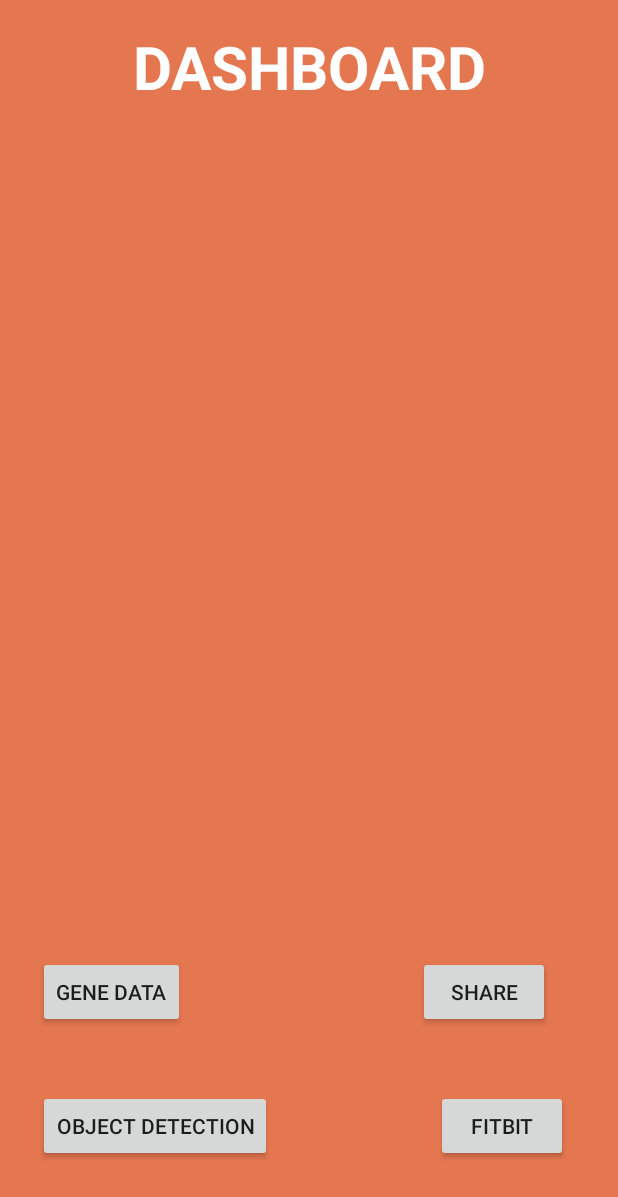
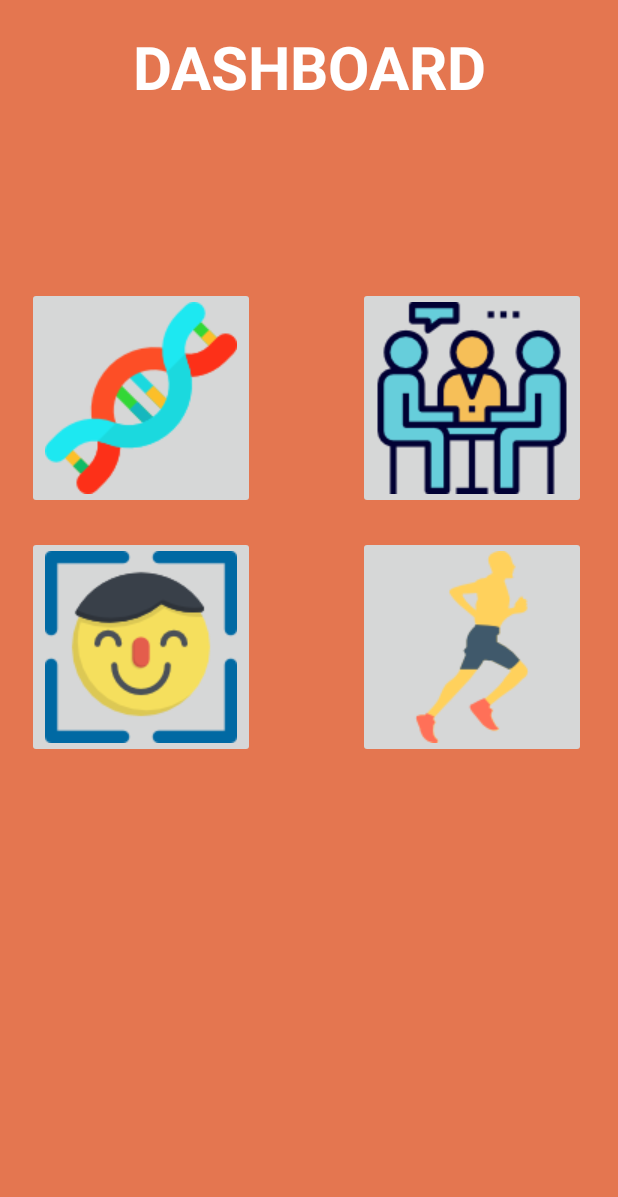
Before and after one commit to josephv7/Knights_Mits_Hackathon, an Android app: the layout activity_home.xml on its own in the app's theme, with its tools: preview values and no code run, on a phone screen of 412 x 824 dp. Shown: the top 1197 px of the screen. Run offline under Robolectric (Android 15) with nearby library versions, the phone set to English and light mode, and no system bars.

Commit message:
Image button

```diff
--- a/Vita/app/src/main/res/layout/activity_home.xml
+++ b/Vita/app/src/main/res/layout/activity_home.xml
@@ -17,46 +17,50 @@
         android:text="DASHBOARD"
         android:textColor="#fff"
         android:textSize="40dp"
-        android:textStyle="bold" />
+        android:textStyle="bold"
+        android:id="@+id/textView4" />
 
 
-    <Button
+    <ImageButton
         android:id="@+id/geneData"
         android:layout_width="wrap_content"
         android:layout_height="wrap_content"
-        android:layout_above="@+id/fit"
-        android:layout_alignStart="@+id/object"
-        android:layout_marginBottom="41dp"
+        android:layout_alignParentStart="true"
+        android:layout_below="@+id/textView4"
+        android:layout_marginStart="18dp"
+        android:layout_marginTop="120dp"
+        android:src="@drawable/dna"
         android:text="GENE DATA"
         tools:text="GENE DATA" />
 
-    <Button
+    <ImageButton
         android:id="@+id/share"
         android:layout_width="wrap_content"
         android:layout_height="wrap_content"
-        android:layout_alignBottom="@+id/geneData"
         android:layout_alignParentEnd="true"
-        android:layout_marginEnd="45dp"
+        android:layout_alignTop="@+id/geneData"
+        android:layout_marginEnd="21dp"
+        android:src="@drawable/meeting"
         android:text="SHARE"
         tools:text="SHARE" />
 
-    <Button
+    <ImageButton
         android:id="@+id/object"
         android:layout_width="wrap_content"
         android:layout_height="wrap_content"
-        android:layout_alignParentBottom="true"
-        android:layout_alignParentStart="true"
-        android:layout_marginBottom="49dp"
-        android:layout_marginStart="25dp"
+        android:layout_alignStart="@+id/geneData"
+        android:layout_below="@+id/geneData"
+        android:layout_marginTop="18dp"
+        android:src="@drawable/face"
         android:text="OBJECT DETECTION" />
 
-    <Button
+    <ImageButton
         android:id="@+id/fit"
         android:layout_width="wrap_content"
         android:layout_height="wrap_content"
-        android:layout_alignBottom="@+id/object"
         android:layout_alignStart="@+id/share"
-        android:layout_marginStart="12dp"
-        android:text="FITBIT"
+        android:layout_alignTop="@+id/object"
+        android:src="@drawable/runner"
+        android:text="FITNESS"
         tools:text="FITBIT" />
 </RelativeLayout>
```
Also changed, not shown: Vita/app/src/main/res/drawable-v24/dna.png (added), Vita/app/src/main/res/drawable-v24/face.png (added), Vita/app/src/main/res/drawable-v24/meeting.png (added), Vita/app/src/main/res/drawable-v24/runner.png (added).
